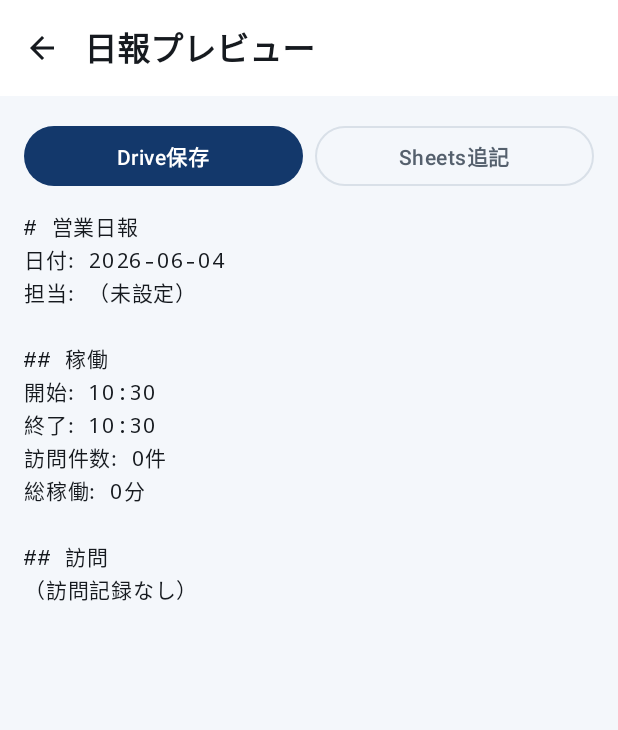
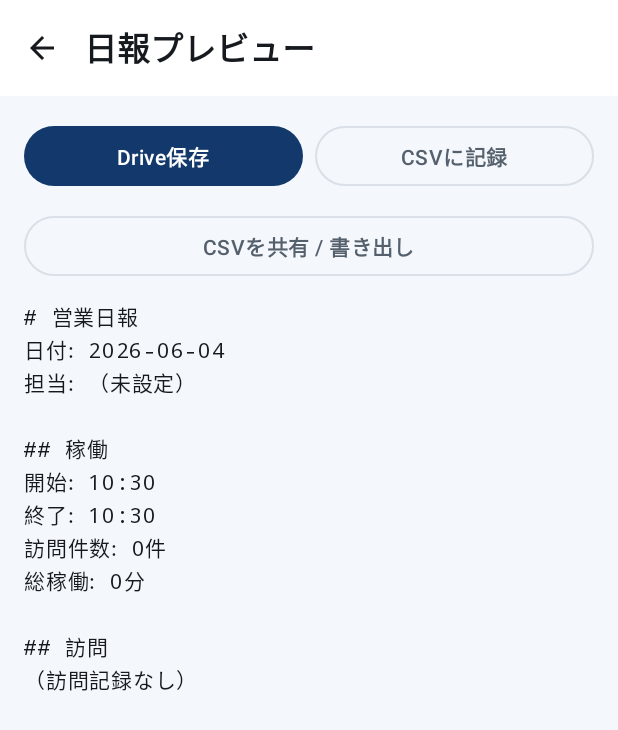
Before and after one commit to tmk4men/saleslog-device, an Android app built with Jetpack Compose: the screen it shows after launch (MainActivity), after a tap on "営業終了", on a phone screen of 412 x 824 dp. Shown: the top 730 px of the screen. Run offline under Robolectric (Android 15) with nearby library versions, the phone set to English and light mode, and no system bars; our stand-ins replace Room's generated code; 1 other tap on this screen came first.

Commit message:
feat: 活動CSVを端末内に蓄積し共有/書き出しできるように
Sheets本番連携の代わりに、端末内CSVへ記録する方式に整理。
- CSVに列ヘッダー行を付与（新規作成時のみ。列定義は AppendActivityToSheetsUseCase を正とし header 経由で渡す）
- 日報画面に「CSVを共有/書き出し」ボタンを追加（FileProvider + ACTION_SEND）。共有シートから Drive/Downloads/メール等へ出力可能
- 「Sheets追記」ボタンを「CSVに記録」に改称、文言も実態に合わせ修正

Co-Authored-By: Claude Opus 4.8 (1M context) <noreply@anthropic.com>

```diff
--- a/app/src/main/java/com/example/saleslogdevice/data/repository/GoogleSheetsRepository.kt
+++ b/app/src/main/java/com/example/saleslogdevice/data/repository/GoogleSheetsRepository.kt
@@ -1,19 +1,21 @@
 package com.example.saleslogdevice.data.repository
 
 /**
- * 活動履歴をGoogle Sheetsに追記するインターフェース。
- * MVPはMock実装、後で本番Sheets APIに差し替える。
+ * 活動履歴を記録するインターフェース。
+ * 現状は端末内CSV(Mock)に蓄積する。将来本番Sheets APIに差し替え可能。
  */
 interface GoogleSheetsRepository {
 
     /**
-     * @param spreadsheetId 保存先スプレッドシートID
-     * @param sheetName シート名
+     * @param spreadsheetId 保存先スプレッドシートID（CSVではファイル名の一部）
+     * @param sheetName シート名（CSVではファイル名の一部）
+     * @param header 列見出し。記録先が空（新規）の場合のみ先頭行として書き込む。
      * @param rows 1行 = 1訪問の活動履歴。順序は固定（仕様の列構成準拠）。
      */
     suspend fun appendRows(
         spreadsheetId: String,
         sheetName: String,
+        header: List<String>,
         rows: List<List<String>>,
     ): Result<Unit>
 }
--- a/app/src/main/java/com/example/saleslogdevice/data/repository/GoogleSheetsRepositoryMock.kt
+++ b/app/src/main/java/com/example/saleslogdevice/data/repository/GoogleSheetsRepositoryMock.kt
@@ -7,24 +7,40 @@ import kotlinx.coroutines.withContext
 import java.io.File
 
 /**
- * 追記内容をCSVとしてアプリ内ストレージに残すMock。
+ * 活動履歴をCSVとしてアプリ内ストレージに蓄積する実装。
  * 内部ファイル: <filesDir>/sheets/<spreadsheetId>_<sheetName>.csv
+ * 新規作成時のみ先頭にヘッダー行を書き込む。共有/書き出しは [fileFor] のファイルを使う。
  */
 class GoogleSheetsRepositoryMock(private val context: Context) : GoogleSheetsRepository {
+
+    /** 蓄積先CSVファイル。存在しなくてもパスを返す（共有判定は呼び出し側で exists() する）。 */
+    fun fileFor(spreadsheetId: String, sheetName: String): File {
+        val dir = File(context.filesDir, "sheets")
+        return File(dir, "${spreadsheetId.ifBlank { "local" }}_${sheetName.ifBlank { "sheet" }}.csv")
+    }
 
     override suspend fun appendRows(
         spreadsheetId: String,
         sheetName: String,
+        header: List<String>,
         rows: List<List<String>>,
     ): Result<Unit> = withContext(Dispatchers.IO) {
         runCatching {
-            val dir = File(context.filesDir, "sheets").apply { mkdirs() }
-            val file = File(dir, "${spreadsheetId.ifBlank { "local" }}_${sheetName.ifBlank { "sheet" }}.csv")
-            file.appendText(rows.joinToString("\n") { row -> row.joinToString(",") { escapeCsv(it) } } + "\n")
-            Log.i(TAG, "Mock Sheets appended ${rows.size} row(s) to ${file.absolutePath}")
+            val file = fileFor(spreadsheetId, sheetName)
+            file.parentFile?.mkdirs()
+            val sb = StringBuilder()
+            if ((!file.exists() || file.length() == 0L) && header.isNotEmpty()) {
+                sb.append(toCsvLine(header)).append("\n")
+            }
+            rows.forEach { row -> sb.append(toCsvLine(row)).append("\n") }
+            file.appendText(sb.toString())
+            Log.i(TAG, "CSV appended ${rows.size} row(s) to ${file.absolutePath}")
             Unit
         }
     }
+
+    private fun toCsvLine(values: List<String>): String =
+        values.joinToString(",") { escapeCsv(it) }
 
     private fun escapeCsv(value: String): String {
         val needsQuote = value.contains(',') || value.contains('"') || value.contains('\n')
--- a/app/src/main/java/com/example/saleslogdevice/di/ServiceLocator.kt
+++ b/app/src/main/java/com/example/saleslogdevice/di/ServiceLocator.kt
@@ -47,7 +47,14 @@ class ServiceLocator(appContext: Context) {
     val syncLogs = SyncLogRepository(db.syncLogDao())
 
     val driveRepo: GoogleDriveRepository = GoogleDriveRepositoryMock(appContext)
-    val sheetsRepo: GoogleSheetsRepository = GoogleSheetsRepositoryMock(appContext)
+    private val sheetsRepoImpl = GoogleSheetsRepositoryMock(appContext)
+    val sheetsRepo: GoogleSheetsRepository = sheetsRepoImpl
+
+    /** 蓄積済み活動CSVファイル。まだ1件も記録が無ければ null。共有/書き出し用。 */
+    suspend fun activityCsvFile(): java.io.File? {
+        val s = userSettings.get()
+        return sheetsRepoImpl.fileFor(s.spreadsheetId, s.sheetName).takeIf { it.exists() }
+    }
 
     /**
      * 端末内要約。Gemini Nano 対応端末なら primary を差し込む（現状は未配線でヒューリスティックにフォールバック）。
--- a/app/src/main/java/com/example/saleslogdevice/domain/usecase/AppendActivityToSheetsUseCase.kt
+++ b/app/src/main/java/com/example/saleslogdevice/domain/usecase/AppendActivityToSheetsUseCase.kt
@@ -46,7 +46,7 @@ class AppendActivityToSheetsUseCase(
             }
         }
 
-        val result = sheets.appendRows(s.spreadsheetId, s.sheetName, rows)
+        val result = sheets.appendRows(s.spreadsheetId, s.sheetName, COLUMNS, rows)
         return result.fold(
             onSuccess = {
                 sessions.update(session.copy(syncedToSheets = true))
@@ -99,5 +99,11 @@ class AppendActivityToSheetsUseCase(
 
     companion object {
         private const val MAX_SUMMARY_CELL_CHARS = 500
+
+        /** CSV/シートの列見出し。buildRow の並びと必ず一致させること。 */
+        val COLUMNS = listOf(
+            "日付", "担当者", "営業開始", "営業終了", "訪問先", "チェックイン", "チェックアウト",
+            "滞在(分)", "住所", "録音メモ有無", "AI要約", "Drive日報URL", "作成日時",
+        )
     }
 }
--- a/app/src/main/java/com/example/saleslogdevice/ui/report/ReportScreen.kt
+++ b/app/src/main/java/com/example/saleslogdevice/ui/report/ReportScreen.kt
@@ -1,5 +1,6 @@
 package com.example.saleslogdevice.ui.report
 
+import android.content.Intent
 import androidx.compose.foundation.layout.Arrangement
 import androidx.compose.foundation.layout.Column
 import androidx.compose.foundation.layout.Row
@@ -26,11 +27,14 @@ import androidx.compose.runtime.LaunchedEffect
 import androidx.compose.runtime.getValue
 import androidx.compose.runtime.remember
 import androidx.compose.ui.Modifier
+import androidx.compose.ui.platform.LocalContext
 import androidx.compose.ui.text.font.FontFamily
 import androidx.compose.ui.unit.dp
 import androidx.compose.ui.unit.sp
+import androidx.core.content.FileProvider
 import androidx.lifecycle.compose.collectAsStateWithLifecycle
 import androidx.lifecycle.viewmodel.compose.viewModel
+import java.io.File
 
 @OptIn(ExperimentalMaterial3Api::class)
 @Composable
@@ -40,12 +44,28 @@ fun ReportScreen(
 ) {
     val state by viewModel.state.collectAsStateWithLifecycle()
     val snackbar = remember { SnackbarHostState() }
+    val context = LocalContext.current
 
     LaunchedEffect(state.message) {
         state.message?.let {
             snackbar.showSnackbar(it)
             viewModel.consumeMessage()
         }
+    }
+
+    LaunchedEffect(state.csvSharePath) {
+        val path = state.csvSharePath ?: return@LaunchedEffect
+        val uri = FileProvider.getUriForFile(
+            context, "${context.packageName}.fileprovider", File(path),
+        )
+        val send = Intent(Intent.ACTION_SEND).apply {
+            type = "text/csv"
+            putExtra(Intent.EXTRA_STREAM, uri)
+            putExtra(Intent.EXTRA_SUBJECT, "営業活動履歴CSV")
+            addFlags(Intent.FLAG_GRANT_READ_URI_PERMISSION)
+        }
+        context.startActivity(Intent.createChooser(send, "CSVを共有"))
+        viewModel.consumeShare()
     }
 
     Scaffold(
@@ -78,8 +98,12 @@ fun ReportScreen(
                     onClick = viewModel::appendToSheets,
                     enabled = !state.syncingSheets && state.sessionId != null,
                     modifier = Modifier.weight(1f),
-                ) { Text("Sheets追記") }
+                ) { Text("CSVに記録") }
             }
+            OutlinedButton(
+                onClick = viewModel::shareCsv,
+                modifier = Modifier.fillMaxWidth(),
+            ) { Text("CSVを共有 / 書き出し") }
             if (state.driveUrl != null) {
                 Text("Drive: ${state.driveUrl}", fontSize = 12.sp, color = MaterialTheme.colorScheme.primary)
             }
--- a/app/src/main/java/com/example/saleslogdevice/ui/settings/SettingsViewModel.kt
+++ b/app/src/main/java/com/example/saleslogdevice/ui/settings/SettingsViewModel.kt
@@ -85,12 +85,13 @@ class SettingsViewModel(application: Application) : AndroidViewModel(application
         val result = locator.sheetsRepo.appendRows(
             spreadsheetId = s.spreadsheetId,
             sheetName = s.sheetName,
+            header = emptyList(),
             rows = listOf(listOf("テスト", s.userName, "OK")),
         )
         _state.update {
             it.copy(message = result.fold(
-                onSuccess = { "Sheetsテスト追記OK" },
-                onFailure = { ex -> "Sheetsテスト追記失敗: ${ex.message}" },
+                onSuccess = { "CSVテスト記録OK" },
+                onFailure = { ex -> "CSVテスト記録失敗: ${ex.message}" },
             ))
         }
     }
--- /dev/null
+++ b/app/src/main/res/xml/file_paths.xml
@@ -0,0 +1,5 @@
+<?xml version="1.0" encoding="utf-8"?>
+<paths>
+    <!-- GoogleSheetsRepositoryMock が CSV を書き出す <filesDir>/sheets/ を共有可能にする。 -->
+    <files-path name="sheets" path="sheets/" />
+</paths>
```
Also changed, not shown: app/src/main/AndroidManifest.xml (+11 -0 lines), app/src/main/java/com/example/saleslogdevice/ui/report/ReportViewModel.kt (+16 -2 lines).
